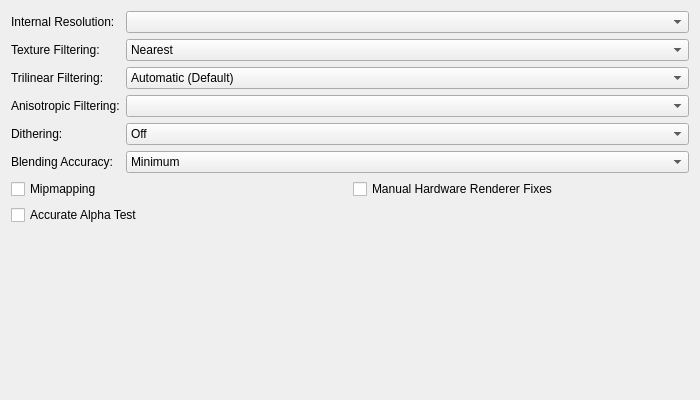
Old version of the form pcsx2-qt/Settings/GraphicsHardwareRenderingSettingsTab.ui in the repository PCSX2/pcsx2.
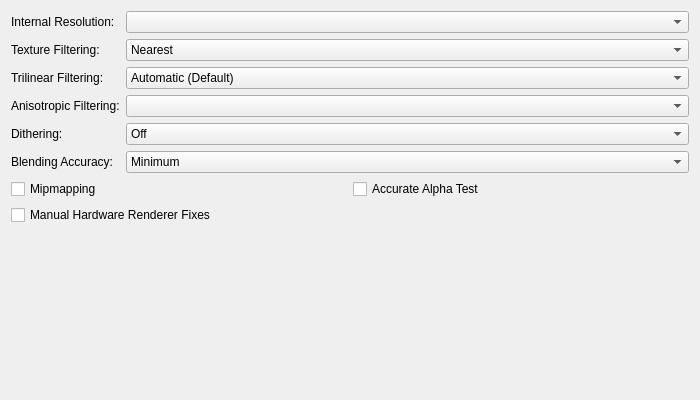
New version of the form.

Commit message: Qt: Fix recommended value for accurate alpha testing

```diff
--- a/pcsx2-qt/Settings/GraphicsHardwareRenderingSettingsTab.ui
+++ b/pcsx2-qt/Settings/GraphicsHardwareRenderingSettingsTab.ui
@@ -51,9 +51,9 @@
    <item row="6" column="0" colspan="2">
     <layout class="QGridLayout" name="hardwareRenderingOptionsLayout">
      <item row="0" column="1">
-      <widget class="QCheckBox" name="enableHWFixes">
+      <widget class="QCheckBox" name="accurateAlphaTest">
        <property name="text">
-        <string>Manual Hardware Renderer Fixes</string>
+        <string>Accurate Alpha Test</string>
        </property>
       </widget>
      </item>
@@ -64,10 +64,10 @@
        </property>
       </widget>
      </item>
-	 <item row="1" column="0">
-      <widget class="QCheckBox" name="accurateAlphaTest">
+     <item row="1" column="0">
+      <widget class="QCheckBox" name="enableHWFixes">
        <property name="text">
-        <string>Accurate Alpha Test</string>
+        <string>Manual Hardware Renderer Fixes</string>
        </property>
       </widget>
      </item>
```
Left out of the diff: 1 changed line with no effect on the pictures. The commit also changes 1 other file.
